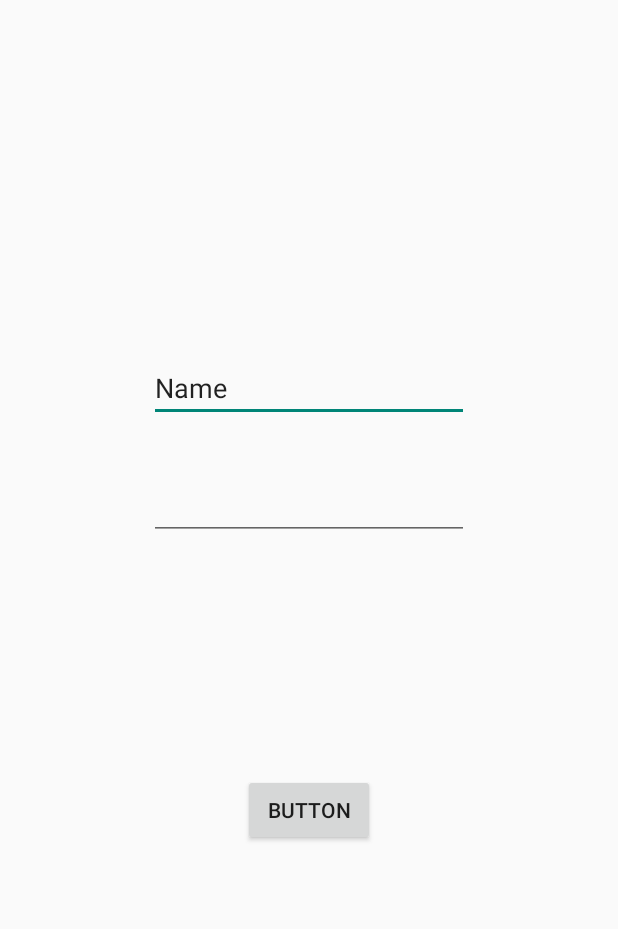
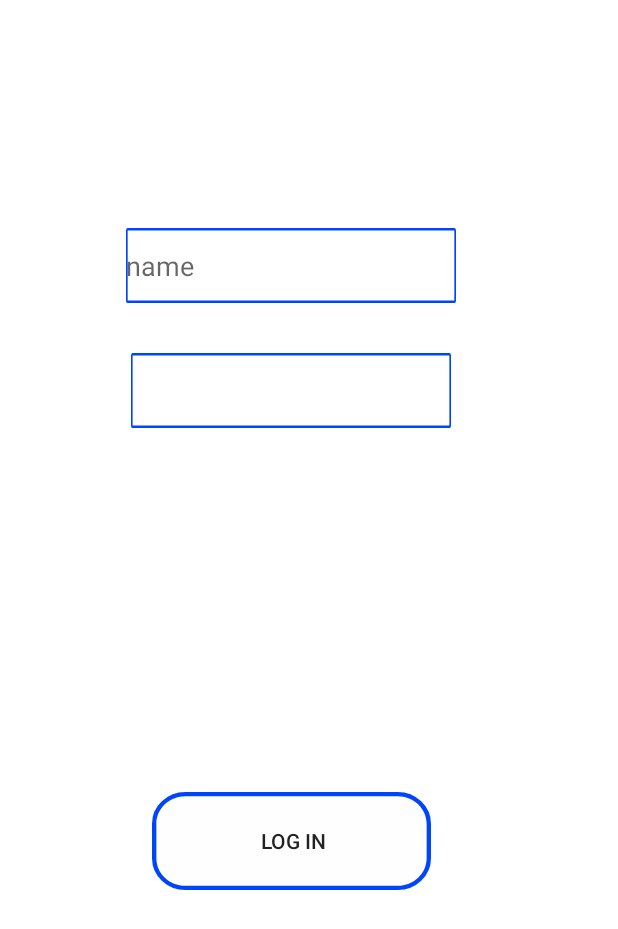
Before and after one commit to SabriRakrouki/RightCleaner, an Android app: the screen it shows after launch (MainActivity), on a phone screen of 412 x 824 dp. Shown: the top 929 px of the screen. Run offline under Robolectric (Android 15) with nearby library versions, the phone set to English and light mode, and no system bars.

```diff
--- a/app/src/main/AndroidManifest.xml
+++ b/app/src/main/AndroidManifest.xml
@@ -13,10 +13,16 @@
         android:theme="@style/Theme.RightCleaner"
         tools:targetApi="31">
         <activity
+            android:name=".SignUp"
+            android:exported="false">
+            <meta-data
+                android:name="android.app.lib_name"
+                android:value="" />
+        </activity>
+        <activity
             android:name=".MainActivity"
             android:exported="true"
-            android:theme="@style/Theme.AppCompat.Light.NoActionBar"
-            >
+            android:theme="@style/Theme.AppCompat.Light.NoActionBar">
             <intent-filter>
                 <action android:name="android.intent.action.MAIN" />
 
--- /dev/null
+++ b/app/src/main/java/com/example/rightcleaner/SignUp.java
@@ -0,0 +1,14 @@
+package com.example.rightcleaner;
+
+import androidx.appcompat.app.AppCompatActivity;
+
+import android.os.Bundle;
+
+public class SignUp extends AppCompatActivity {
+
+    @Override
+    protected void onCreate(Bundle savedInstanceState) {
+        super.onCreate(savedInstanceState);
+        setContentView(R.layout.activity_sign_up);
+    }
+}
--- /dev/null
+++ b/app/src/main/res/drawable/ic_android_black_24dp.xml
@@ -0,0 +1,5 @@
+<vector android:height="24dp" android:tint="#000000"
+    android:viewportHeight="24" android:viewportWidth="24"
+    android:width="24dp" xmlns:android="http://schemas.android.com/apk/res/android">
+    <path android:fillColor="#FF000000" android:pathData="M17.6,11.48 L19.44,8.3a0.63,0.63 0,0 0,-1.09 -0.63l-1.88,3.24a11.43,11.43 0,0 0,-8.94 0L5.65,7.67a0.63,0.63 0,0 0,-1.09 0.63L6.4,11.48A10.81,10.81 0,0 0,1 20L23,20A10.81,10.81 0,0 0,17.6 11.48ZM7,17.25A1.25,1.25 0,1 1,8.25 16,1.25 1.25,0 0,1 7,17.25ZM17,17.25A1.25,1.25 0,1 1,18.25 16,1.25 1.25,0 0,1 17,17.25Z"/>
+</vector>
--- /dev/null
+++ b/app/src/main/res/drawable/victore_button.xml
@@ -0,0 +1,38 @@
+<vector
+    xmlns:android="http://schemas.android.com/apk/res/android"
+    android:width="192dp"
+    android:height="71dp"
+    android:viewportWidth="192"
+    android:viewportHeight="71"
+    >
+
+    <group>
+
+        <clip-path
+            android:pathData="M23 3H169C180.046 3 189 11.9543 189 23V48C189 59.0457 180.046 68 169 68H23C11.9543 68 3 59.0457 3 48V23C3 11.9543 11.9543 3 23 3Z"
+            />
+
+        <path
+            android:pathData="M3 3V68H189V3"
+            android:fillColor="#FFFEFE"
+            />
+
+    </group>
+
+    <group>
+
+        <clip-path
+            android:pathData="M0 0V71H192V0M23 3H169C180.046 3 189 11.9543 189 23V48C189 59.0457 180.046 68 169 68H23C11.9543 68 3 59.0457 3 48V23C3 11.9543 11.9543 3 23 3Z"
+            />
+
+        <path
+            android:pathData="M23 3H169C180.046 3 189 11.9543 189 23V48C189 59.0457 180.046 68 169 68H23C11.9543 68 3 59.0457 3 48V23C3 11.9543 11.9543 3 23 3Z"
+            android:strokeWidth="6"
+            android:strokeColor="#0046F9"
+          android:strokeLineJoin="round"
+
+            />
+
+    </group>
+
+</vector>
--- /dev/null
+++ b/app/src/main/res/drawable/victore_input_text.xml
@@ -0,0 +1,38 @@
+<vector
+    xmlns:android="http://schemas.android.com/apk/res/android"
+
+    android:width="200dp"
+    android:height="50dp"
+    android:viewportWidth="493"
+    android:viewportHeight="73"
+    >
+
+    <group>
+
+        <clip-path
+            android:pathData="M2.5 2.5H490.5V70.5H2.5V2.5Z"
+            />
+
+        <path
+            android:pathData="M2.5 2.5V70.5H490.5V2.5"
+            android:fillColor="#FFFFFF"
+            />
+
+    </group>
+
+    <group>
+
+        <clip-path
+            android:pathData="M0 0V73H493V0M2.5 2.5H490.5V70.5H2.5V2.5Z"
+            />
+
+        <path
+            android:pathData="M2.5 2.5H490.5V70.5H2.5V2.5Z"
+            android:strokeWidth="5"
+            android:strokeLineJoin="round"
+            android:strokeColor="#0046F9"
+            />
+
+    </group>
+
+</vector>
--- a/app/src/main/res/layout/activity_main.xml
+++ b/app/src/main/res/layout/activity_main.xml
@@ -4,18 +4,21 @@
     xmlns:tools="http://schemas.android.com/tools"
     android:layout_width="match_parent"
     android:layout_height="match_parent"
+    android:background="#FFFFFF"
     tools:context=".MainActivity">
 
     <EditText
         android:id="@+id/editTextTextPersonName7"
-        android:layout_width="wrap_content"
-        android:layout_height="wrap_content"
-        android:layout_marginTop="236dp"
+        android:layout_width="220dp"
+        android:layout_height="50dp"
+        android:layout_marginTop="152dp"
         android:ems="10"
+        android:hint="name"
         android:inputType="textPersonName"
-        android:text="Name"
         app:layout_constraintEnd_toEndOf="parent"
+        app:layout_constraintHorizontal_bias="0.437"
         app:layout_constraintStart_toStartOf="parent"
+        android:background="@drawable/victore_input_text"
         app:layout_constraintTop_toTopOf="parent" />
 
     <EditText
@@ -24,20 +27,27 @@
         android:layout_height="wrap_content"
         android:layout_marginTop="33dp"
         android:ems="10"
+        android:background="@drawable/victore_input_text"
+
         android:inputType="textPassword"
         app:layout_constraintEnd_toEndOf="@+id/editTextTextPersonName7"
         app:layout_constraintStart_toStartOf="@+id/editTextTextPersonName7"
         app:layout_constraintTop_toBottomOf="@+id/editTextTextPersonName7" />
 
     <Button
-        android:id="@+id/button5"
-        android:layout_width="wrap_content"
-        android:layout_height="wrap_content"
-        android:layout_marginBottom="260dp"
-        android:text="Button"
+        android:id="@+id/btnLogIn"
+        android:layout_width="186dp"
+        android:layout_height="65dp"
+        android:layout_alignParentLeft="true"
+        android:layout_alignParentTop="true"
+        android:background="@drawable/victore_button"
+        android:text=" Log in"
         app:layout_constraintBottom_toBottomOf="parent"
         app:layout_constraintEnd_toEndOf="@+id/editTextTextPassword5"
         app:layout_constraintStart_toStartOf="@+id/editTextTextPassword5"
         app:layout_constraintTop_toBottomOf="@+id/editTextTextPassword5"
-        app:layout_constraintVertical_bias="1.0" />
+        app:layout_constraintVertical_bias="0.513" />
+
+
+
 </androidx.constraintlayout.widget.ConstraintLayout>
--- /dev/null
+++ b/app/src/main/res/layout/activity_sign_up.xml
@@ -0,0 +1,9 @@
+<?xml version="1.0" encoding="utf-8"?>
+<androidx.constraintlayout.widget.ConstraintLayout xmlns:android="http://schemas.android.com/apk/res/android"
+    xmlns:app="http://schemas.android.com/apk/res-auto"
+    xmlns:tools="http://schemas.android.com/tools"
+    android:layout_width="match_parent"
+    android:layout_height="match_parent"
+    tools:context=".SignUp">
+
+</androidx.constraintlayout.widget.ConstraintLayout>
```
